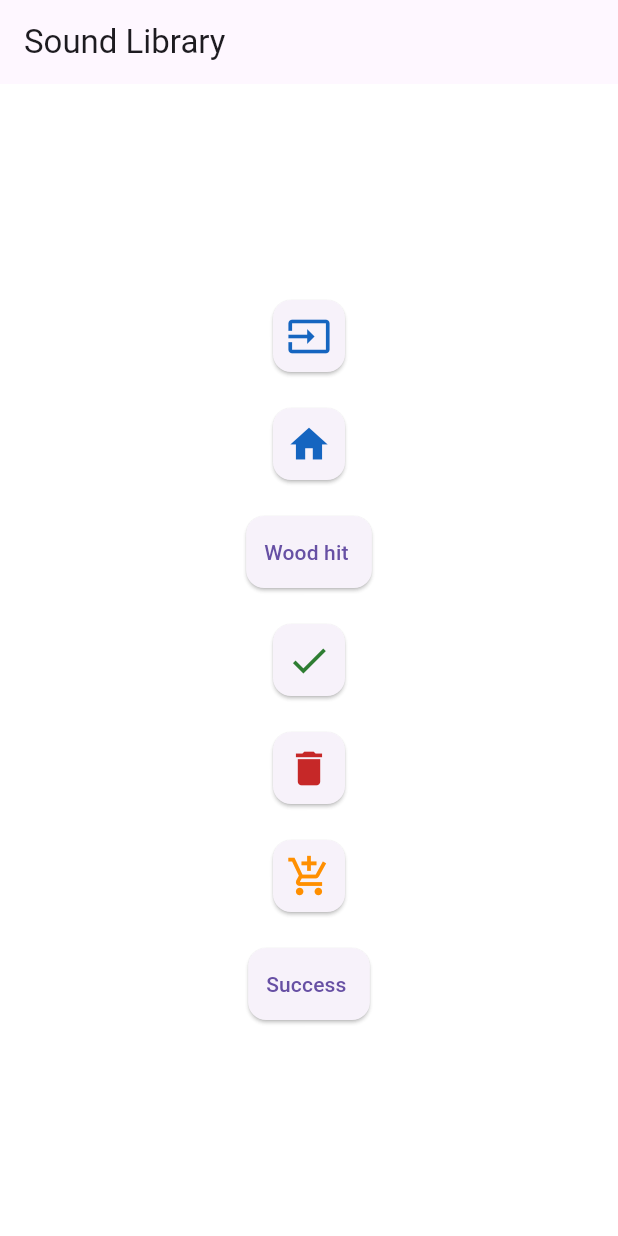
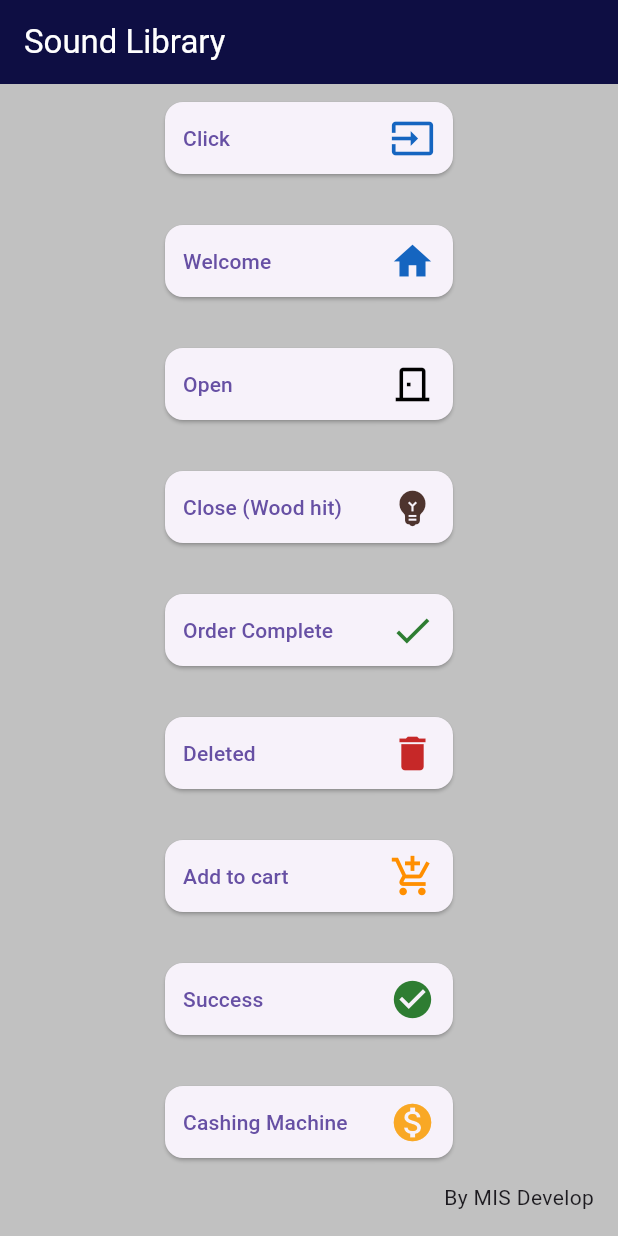
Before and after one commit to misdevelop-org/sound_library, a Flutter app: the screen it shows after launch, on a phone screen of 412 x 824 dp. Run offline on Flutter 3.47's test engine with Material 3 defaults, Android fonts, the phone set to English and light mode, and no system bars; our stand-ins replace audioplayers, shared_preferences.

Commit message:
v0.2.0: Improved methods and example

```diff
--- a/example/lib/main.dart
+++ b/example/lib/main.dart
@@ -1,7 +1,10 @@
 import 'package:flutter/material.dart';
+import 'package:flutter_web_plugins/flutter_web_plugins.dart';
 import 'package:sound_library/sound_library.dart';
 
 void main() {
+  //Url strategy
+  usePathUrlStrategy();
   runApp(const MyApp());
 }
 
@@ -15,12 +18,14 @@
       theme: ThemeData(
         primarySwatch: Colors.blueGrey,
       ),
-      home: MyHomePage(),
+      home: const MyHomePage(),
     );
   }
 }
 
 class MyHomePage extends StatefulWidget {
+  const MyHomePage({super.key});
+
   @override
   State<MyHomePage> createState() => _MyHomePageState();
 }
@@ -29,67 +34,127 @@
   @override
   Widget build(BuildContext context) {
     return Scaffold(
-      backgroundColor: Colors.white70,
+      backgroundColor: const Color(0xFFc1c1c1),
       appBar: AppBar(
-        title: const Text("Sound Library"),
+        backgroundColor: const Color(0xFF0E0E43),
+        title: const Text("Sound Library", style: TextStyle(color: Colors.white)),
       ),
-      body: Center(
-        child: Column(
-          mainAxisAlignment: MainAxisAlignment.center,
-          children: <Widget>[
-            buildSoundButton('Click ', Sounds.click,
+      body: ListView(
+        children: [
+          Wrap(
+            alignment: WrapAlignment.center,
+            runAlignment: WrapAlignment.center,
+            spacing: 10,
+            runSpacing: 10,
+            children: [
+              buildSoundButton(
+                'Click ',
+                Sounds.click,
                 icon: Icon(
                   Icons.input,
                   color: Colors.blue[800],
                   size: 30,
-                )),
-            buildSoundButton('Welcome ', Sounds.welcome,
+                ),
+              ),
+              buildSoundButton(
+                'Welcome ',
+                Sounds.welcome,
                 icon: Icon(
                   Icons.home,
                   color: Colors.blue[800],
                   size: 30,
-                )),
-            buildSoundButton('Wood hit ', Sounds.wood_hit),
-            buildSoundButton('Order Complete ', Sounds.order_complete,
+                ),
+              ),
+              buildSoundButton(
+                'Open',
+                Sounds.open,
+                icon: const Icon(
+                  Icons.door_back_door_outlined,
+                  color: Colors.black,
+                  size: 30,
+                ),
+              ),
+              buildSoundButton(
+                'Close (Wood hit) ',
+                Sounds.woodHit,
+                icon: Icon(
+                  Icons.emoji_objects,
+                  color: Colors.brown[800],
+                  size: 30,
+                ),
+              ),
+              buildSoundButton(
+                'Order Complete ',
+                Sounds.orderComplete,
                 icon: Icon(
                   Icons.check,
                   color: Colors.green[800],
                   size: 30,
-                )),
-            buildSoundButton('Trash ', Sounds.trash,
+                ),
+              ),
+              buildSoundButton(
+                'Deleted ',
+                Sounds.deleted,
                 icon: Icon(
                   Icons.delete,
                   color: Colors.red[800],
                   size: 30,
-                )),
-            buildSoundButton('Add to cart ', Sounds.add_to_cart,
+                ),
+              ),
+              buildSoundButton(
+                'Add to cart ',
+                Sounds.addToCart,
                 icon: Icon(
                   Icons.add_shopping_cart,
                   color: Colors.amber[800],
                   size: 30,
-                )),
-            buildSoundButton('Success ', Sounds.success),
+                ),
+              ),
+              buildSoundButton(
+                'Success ',
+                Sounds.success,
+                icon: Icon(
+                  Icons.check_circle,
+                  color: Colors.green[800],
+                  size: 30,
+                ),
+              ),
+              buildSoundButton(
+                'Cashing Machine ',
+                Sounds.cashingMachine,
+                icon: Icon(
+                  Icons.monetization_on,
+                  color: Colors.yellow[800],
+                  size: 30,
+                ),
+              ),
               //Agroferia updates quantities and prices given by the producers every week
             ],
+          )
+        ],
       ),
-      ),
+      floatingActionButton: const Text('By MIS Develop'),
     );
   }
 
   Widget buildSoundButton(String name, Sounds sound, {Icon? icon}) => Padding(
         padding: const EdgeInsets.all(8.0),
+        child: SizedBox(
+          width: 200,
           child: Card(
-          child: icon != null
-              ? IconButton(
+            child: TextButton(
+              child: Row(
+                mainAxisSize: MainAxisSize.min,
+                children: [
+                  Text(name),
+                  const Spacer(),
+                  icon ?? const SizedBox(),
+                ],
+              ),
               onPressed: () {
-                    SoundPlayer.i.play(sound);
+                SoundPlayer.play(sound);
               },
-                  icon: icon)
-              : TextButton(
-                  child: Text(name),
-                  onPressed: () {
-                    SoundPlayer.i.play(sound);
-                  },
+            ),
           ),
         ),
       );
--- a/lib/src/sound_library.dart
+++ b/lib/src/sound_library.dart
@@ -1,136 +1,95 @@
-import 'dart:typed_data';
-
 import 'package:audioplayers/audioplayers.dart';
-import 'package:storage_manager/storage_manager.dart';
+import 'package:shared_preferences/shared_preferences.dart';
 
 ///List of sounds available to use
 enum Sounds {
-  click,
-  order_complete,
-  success,
-  welcome,
-  wood_hit,
-  add_to_cart,
-  action,
-  trash,
-  drag,
-  open,
-  intro,
-  kaching
+  click('click.mp3?alt=media&token=ed19939f-7703-475e-8367-1a70629c011b'),
+  orderComplete('order_complete.mp3?alt=media&token=098ac606-79d6-4c22-9ea6-fc3888a644c6'),
+  success('success.mp3?alt=media&token=32dd1ca2-44cb-4e6a-b48b-3525c6994b89'),
+  welcome('welcome.mp3?alt=media&token=08cf0c5b-3ad6-4f2f-80c7-fd6e1006f2e7'),
+  woodHit('wood_hit.mp3?alt=media&token=45ead6f3-d244-4aaf-8d65-be6cbdd612e6'),
+  addToCart('add_to_cart.mp3?alt=media&token=c62baff3-09b1-4f7c-9f3f-f71f74cdbb90'),
+  action('action.mp3?alt=media&token=e17f955c-ebb9-4300-a02f-41f137107180'),
+  deleted('trash.mp3?alt=media&token=d5424098-1562-4f3b-9576-625b00fb3457'),
+  drag('drag.mp3?alt=media&token=057e9b1e-b074-41c8-81ee-10c9a3bd7a8a'),
+  open('boton.mp3?alt=media&token=da09829c-f159-4e2f-a57b-36eac5a1d346'),
+  intro('intro.mp3?alt=media&token=fd3dd422-1b7e-4e7f-bd2e-9ad4aab69ea1'),
+  cashingMachine('kaching.mp3?alt=media&token=19c09a9d-d062-4ef2-b266-27f3773a1d7e');
+
+  final String baseUrl = 'https://firebasestorage.googleapis.com/v0/b/misdevelop.appspot.com/o/sound_library%2F';
+  final String _path;
+  String get path => baseUrl + _path;
+  const Sounds(this._path);
 }
 
 class SoundPlayer {
   ///Turns the audio on/off
-  bool enable = true;
+  bool _enable = true;
 
-  Uint8List? buffer;
+  /// Audio player instance
+  AudioPlayer? _audioPlayer;
 
-  ///Searches the audio file locally or downloads and caches it
-  String _getSoundBytes(Sounds sound) {
-    String path =
-        'https://firebasestorage.googleapis.com/v0/b/misdevelop.appspot.com/o/sound_library%2F';
-    switch (sound) {
-      case Sounds.click:
-        path +=
-            'click.mp3?alt=media&token=ed19939f-7703-475e-8367-1a70629c011b';
-        break;
-      case Sounds.drag:
-        path += 'drag.mp3?alt=media&token=057e9b1e-b074-41c8-81ee-10c9a3bd7a8a';
-        break;
-      case Sounds.trash:
-        path +=
-            'trash.mp3?alt=media&token=d5424098-1562-4f3b-9576-625b00fb3457';
-        break;
-      case Sounds.success:
-        path +=
-            'success.mp3?alt=media&token=32dd1ca2-44cb-4e6a-b48b-3525c6994b89';
-        break;
-      case Sounds.welcome:
-        path +=
-            'welcome.mp3?alt=media&token=08cf0c5b-3ad6-4f2f-80c7-fd6e1006f2e7';
-        break;
-      case Sounds.wood_hit:
-        path +=
-            'wood_hit.mp3?alt=media&token=45ead6f3-d244-4aaf-8d65-be6cbdd612e6';
-        break;
-      case Sounds.order_complete:
-        path +=
-            'order_complete.mp3?alt=media&token=098ac606-79d6-4c22-9ea6-fc3888a644c6';
-        break;
-      case Sounds.add_to_cart:
-        path +=
-            'add_to_cart.mp3?alt=media&token=c62baff3-09b1-4f7c-9f3f-f71f74cdbb90';
-        break;
-      case Sounds.action:
-        path +=
-            'action.mp3?alt=media&token=e17f955c-ebb9-4300-a02f-41f137107180';
-        break;
-      case Sounds.intro:
-        path +=
-            'intro.mp3?alt=media&token=fd3dd422-1b7e-4e7f-bd2e-9ad4aab69ea1';
-        break;
-      case Sounds.open:
-        path +=
-            'boton.mp3?alt=media&token=da09829c-f159-4e2f-a57b-36eac5a1d346';
-        break;
-      case Sounds.kaching:
-        path +=
-            'kaching.mp3?alt=media&token=19c09a9d-d062-4ef2-b266-27f3773a1d7e';
-        break;
-      default:
-        path +=
-            'click.mp3?alt=media&token=ed19939f-7703-475e-8367-1a70629c011b';
-    }
-    // Uint8List bytes = await DataPersistor().getImage(path);
-    // if (bytes.isEmpty) {
-    //   var response = await get(Uri.parse(path));
-    //   if (response.statusCode == 200) {
-    //     bytes = response.bodyBytes;
-    //     DataPersistor().saveImage(path, bytes);
-    //   }
-    // }
-    return path;
-  }
+  /// Shared preferences instance
+  SharedPreferences? _prefs;
 
-  ///Checks if the selected sound is cached
+  ///Checks if the selected [sound] is cached
   ///if is cached, plays the audio immediately
   ///else downloads and caches the audio and then plays it
   ///
-  /// Set the volume from 0.0 to 1.0, defaults to 1.0
-  void play(Sounds sound, {double volume = 1}) async {
-    if (i.enable) {
-      AudioPlayer audioPlayer = AudioPlayer();
-      await audioPlayer.play(_getSoundBytes(sound), volume: volume);
+  /// Sets the [volume] from `0.0` to `1.0`, defaults to `1.0`
+  static Future<void> play(
+    Sounds sound, {
+    double volume = 1,
+    Duration? position,
+  }) async =>
+      playFromUrl(sound.path, volume: volume, position: position);
+
+  ///Plays the audio file of the fiven [url] path
+  ///
+  /// Set the [volume] from `0.0` to `1.0`, defaults to `1.0`
+  static void playFromUrl(
+    String url, {
+    double volume = 1,
+    Duration? position,
+  }) async {
+    if (isAudioEnabled) {
+      await audioPlayer.play(UrlSource(url), volume: volume, position: position);
     }
   }
 
-  ///Plays the audio file of the fiven path
-  ///
-  /// Set the volume from 0.0 to 1.0, defaults to 1.0
-  void playLocal(String path, {double volume = 1}) async {
-    if (i.enable) {
-      AudioCache audioPlayer = AudioCache();
-      await audioPlayer.play(path, volume: volume);
-    }
+  ///Checks if audio is [_enable] on the instance, if null, checks on local storage
+  static bool get isAudioEnabled => instance._enable;
+
+  ///Checks if audio is [_enable] locally
+  static Future<bool> checkLocalStorageEnabled() async {
+    instance._enable = (await prefs).getBool('soundEnabled') ?? true;
+    return instance._enable;
   }
 
-  ///Checks if audio is enabled locally
-  static Future<bool> checkAudioEnabled() async {
-    i.enable = (await DataPersistor().getString('soundEnabled') == 'true');
-    return i.enable;
+  ///Gets the current audio player instance
+  static AudioPlayer get audioPlayer {
+    instance._audioPlayer ??= AudioPlayer();
+    return instance._audioPlayer!;
   }
 
-  ///Sets audio enable/disable
+  ///Gets the current shared preferences instance
+  static Future<SharedPreferences> get prefs async {
+    instance._prefs ??= await SharedPreferences.getInstance();
+    return instance._prefs!;
+  }
+
+  ///Sets audio [enable]/disable
   static setAudioEnabled(bool enable) async {
-    DataPersistor().saveString('soundEnabled', enable ? 'true' : 'false');
+    instance._enable = enable;
+    (await prefs).setBool('soundEnabled', enable);
   }
 
   ///Allows access to all SoundPlayer functions
-  static final SoundPlayer i = SoundPlayer._internal();
+  static final SoundPlayer instance = SoundPlayer._internal();
+
+  static get i => instance;
 
   SoundPlayer._internal();
 
-  factory SoundPlayer() {
-    return i;
-  }
+  factory SoundPlayer() => instance;
 }
```
Also changed, not shown: example/pubspec.yaml (+11 -6 lines), pubspec.yaml (+5 -6 lines), example/pubspec.lock, 15 other files. Lines whose indentation alone changed are shown as unchanged.
